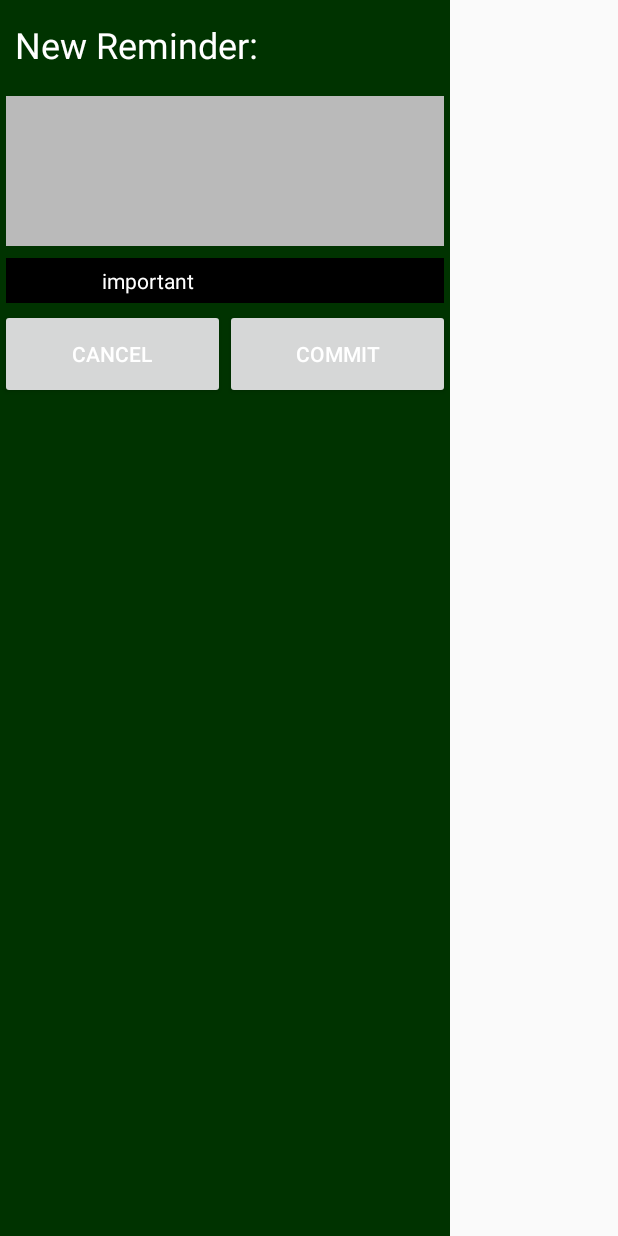
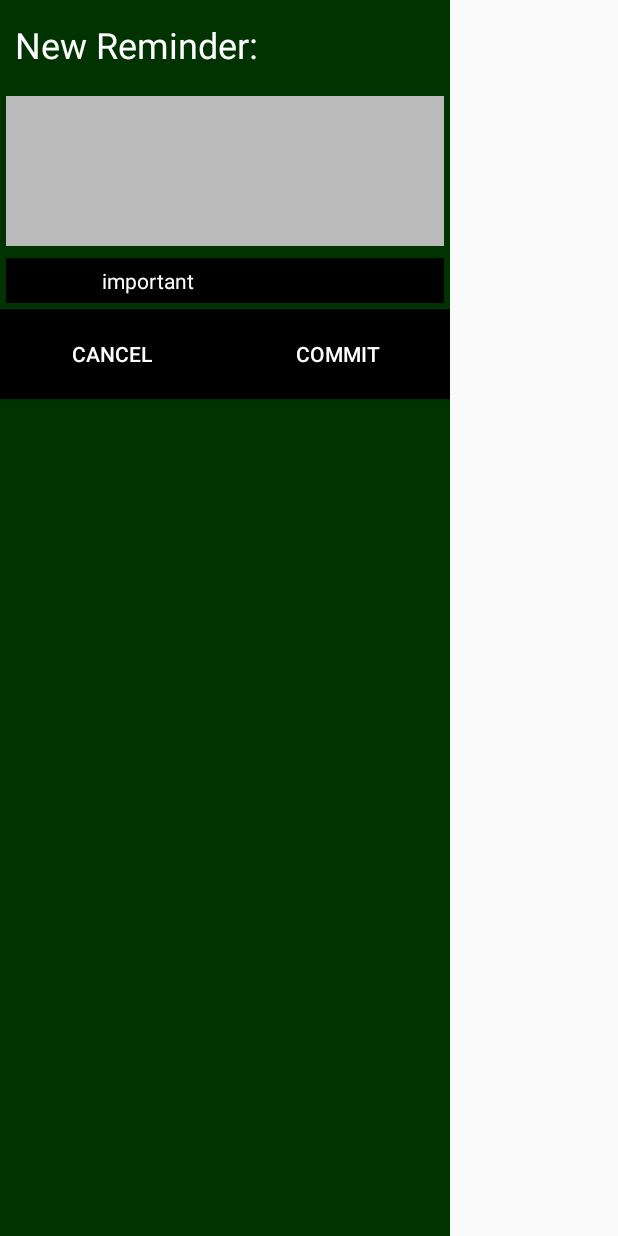
Before and after one commit to benboatZ/Reminder, an Android app: the layout dialog_custom.xml on its own in the app's theme, with its tools: preview values and no code run, on a phone screen of 412 x 824 dp. Run offline under Robolectric (Android 15) with nearby library versions, the light colour scheme and no system bars.

Commit message:
Modified bug

```diff
--- a/app/src/main/res/layout/dialog_custom.xml
+++ b/app/src/main/res/layout/dialog_custom.xml
@@ -48,6 +48,7 @@
             android:layout_weight="50"
             android:text="Cancel"
             android:textColor="@color/white"
+            android:background="@color/black"
             />
         <Button
             android:layout_width="0dp"
@@ -56,6 +57,7 @@
             android:layout_weight="50"
             android:text="Commit"
             android:textColor="@color/white"
+            android:background="@color/black"
             />
     </LinearLayout>
 </LinearLayout>
```
Also changed, not shown: app/src/main/java/com/sy/benboat/reminders/RemindersActivity.java (+6 -2 lines).
